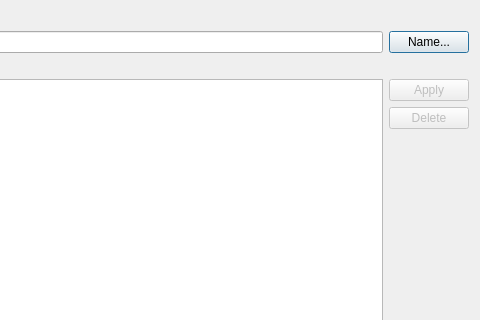
The window that ui/named_filters_dialog.ui (WhereGroup/spatial_filter) describes before a commit, drawn with Qt 5; both pictures show x 91 to 571 and y 0 to 320 of the 571 by 527 pixel window.
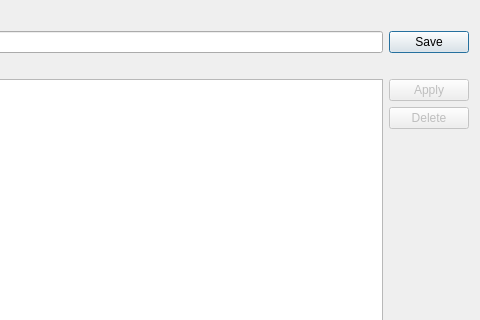
The same window after the commit.

Commit message: change name without dialog. rename save button

Patch:
```diff
--- a/ui/named_filters_dialog.ui
+++ b/ui/named_filters_dialog.ui
@@ -33,7 +33,7 @@
    <item row="1" column="1">
     <widget class="QPushButton" name="buttonName">
      <property name="text">
-      <string>Name...</string>
+      <string>Save</string>
      </property>
     </widget>
    </item>
```
Left out of the diff: 2 changed lines with no effect on the pictures. The commit also changes 1 other file.
